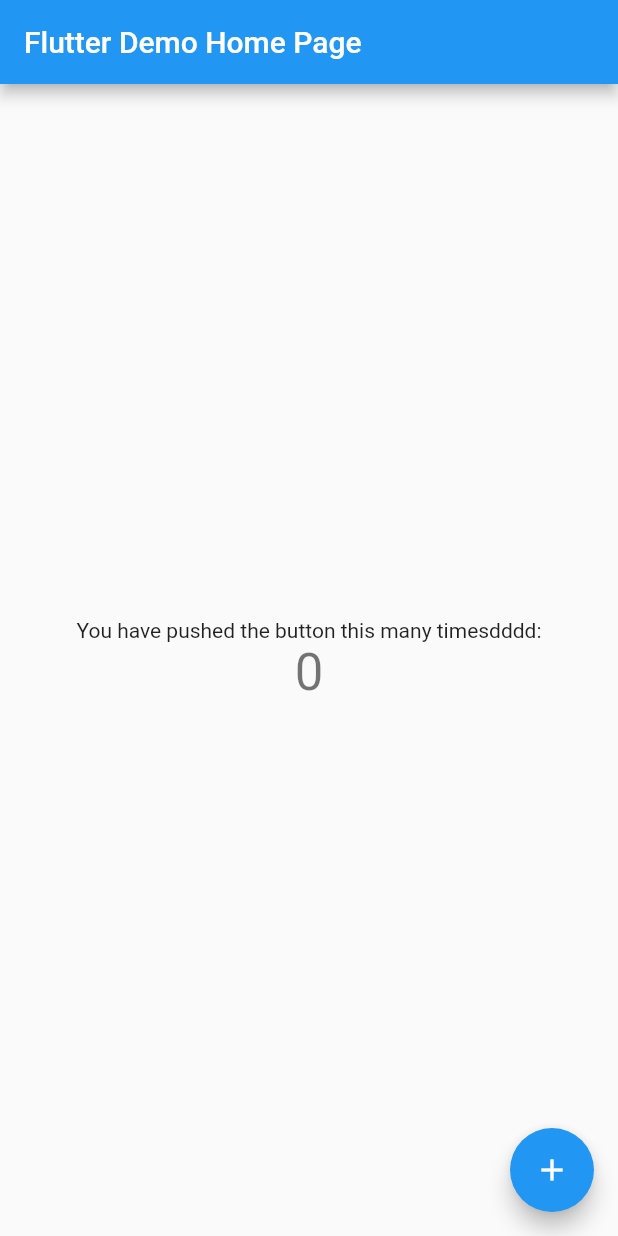
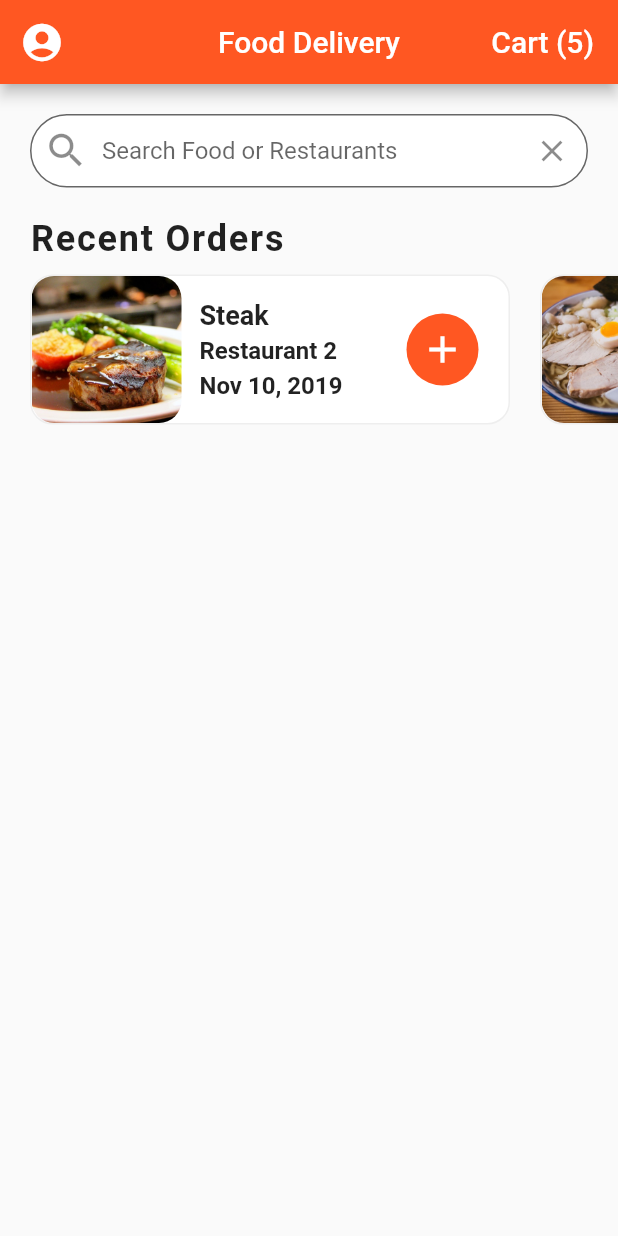
Before and after one commit to ELATTARIYassine/flutter-apps, a Flutter app: the screen it shows after launch, on a phone screen of 412 x 824 dp. Run offline on Flutter 3.47's test engine with Material 2 defaults, Android fonts, the phone set to English and light mode, and no system bars; project files that could hold a hidden picture were left out.

Commit message:
[food_delivery] feat: added appbar & search & recent orders

```diff
--- a/flood_delivery/lib/main.dart
+++ b/flood_delivery/lib/main.dart
@@ -1,4 +1,5 @@
 import 'package:flutter/material.dart';
+import 'package:fooddelivery/screens/home_screen.dart';
 
 void main() => runApp(MyApp());
 
@@ -7,105 +8,13 @@ class MyApp extends StatelessWidget {
   @override
   Widget build(BuildContext context) {
     return MaterialApp(
-      title: 'Flutter Demo1',
+      title: 'food delivery',
+      debugShowCheckedModeBanner: false,
       theme: ThemeData(
-        // This is the theme of your application.
-        //
-        // Try running your application with "flutter run". You'll see the
-        // application has a blue toolbar. Then, without quitting the app, try
-        // changing the primarySwatch below to Colors.green and then invoke
-        // "hot reload" (press "r" in the console where you ran "flutter run",
-        // or simply save your changes to "hot reload" in a Flutter IDE).
-        // Notice that the counter didn't reset back to zero; the application
-        // is not restarted.
-        primarySwatch: Colors.blue,
+        scaffoldBackgroundColor: Colors.grey[50],
+        primarySwatch: Colors.deepOrange,
       ),
-      home: MyHomePage(title: 'Flutter Demo Home Page'),
+      home: HomeScreen(),
     );
   }
 }
-
-class MyHomePage extends StatefulWidget {
-  MyHomePage({Key key, this.title}) : super(key: key);
-
-  // This widget is the home page of your application. It is stateful, meaning
-  // that it has a State object (defined below) that contains fields that affect
-  // how it looks.
-
-  // This class is the configuration for the state. It holds the values (in this
-  // case the title) provided by the parent (in this case the App widget) and
-  // used by the build method of the State. Fields in a Widget subclass are
-  // always marked "final".
-
-  final String title;
-
-  @override
-  _MyHomePageState createState() => _MyHomePageState();
-}
-
-class _MyHomePageState extends State<MyHomePage> {
-  int _counter = 0;
-
-  void _incrementCounter() {
-    setState(() {
-      // This call to setState tells the Flutter framework that something has
-      // changed in this State, which causes it to rerun the build method below
-      // so that the display can reflect the updated values. If we changed
-      // _counter without calling setState(), then the build method would not be
-      // called again, and so nothing would appear to happen.
-      _counter++;
-    });
-  }
-
-  @override
-  Widget build(BuildContext context) {
-    // This method is rerun every time setState is called, for instance as done
-    // by the _incrementCounter method above.
-    //
-    // The Flutter framework has been optimized to make rerunning build methods
-    // fast, so that you can just rebuild anything that needs updating rather
-    // than having to individually change instances of widgets.
-    return Scaffold(
-      appBar: AppBar(
-        // Here we take the value from the MyHomePage object that was created by
-        // the App.build method, and use it to set our appbar title.
-        title: Text(widget.title),
-      ),
-      body: Center(
-        // Center is a layout widget. It takes a single child and positions it
-        // in the middle of the parent.
-        child: Column(
-          // Column is also a layout widget. It takes a list of children and
-          // arranges them vertically. By default, it sizes itself to fit its
-          // children horizontally, and tries to be as tall as its parent.
-          //
-          // Invoke "debug painting" (press "p" in the console, choose the
-          // "Toggle Debug Paint" action from the Flutter Inspector in Android
-          // Studio, or the "Toggle Debug Paint" command in Visual Studio Code)
-          // to see the wireframe for each widget.
-          //
-          // Column has various properties to control how it sizes itself and
-          // how it positions its children. Here we use mainAxisAlignment to
-          // center the children vertically; the main axis here is the vertical
-          // axis because Columns are vertical (the cross axis would be
-          // horizontal).
-          mainAxisAlignment: MainAxisAlignment.center,
-          children: <Widget>[
-            Text(
-              'You have pushed the button this many timesdddd:',
-            ),
-            Text(
-              '$_counter',
-              style: Theme.of(context).textTheme.display1,
-            ),
-          ],
-        ),
-      ),
-      floatingActionButton: FloatingActionButton(
-        onPressed: _incrementCounter,
-        tooltip: 'Increment',
-        child: Icon(Icons.add),
-      ), // This trailing comma makes auto-formatting nicer for build methods.
-    );
-  }
-}
--- /dev/null
+++ b/flood_delivery/lib/screens/home_screen.dart
@@ -0,0 +1,58 @@
+import 'package:flutter/cupertino.dart';
+import 'package:flutter/material.dart';
+import 'package:fooddelivery/data/data.dart';
+import 'package:fooddelivery/widgets/recent_orders.dart';
+
+class HomeScreen extends StatefulWidget {
+  @override
+  _HomeScreenState createState() => _HomeScreenState();
+}
+
+class _HomeScreenState extends State<HomeScreen> {
+  @override
+  Widget build(BuildContext context) {
+    return Scaffold(
+      appBar: AppBar(
+        title: Text('Food Delivery'),
+        centerTitle: true,
+        leading: IconButton(
+          icon: Icon(Icons.account_circle),
+          iconSize: 30.0,
+          onPressed: (){},
+        ),
+        actions: <Widget>[
+          FlatButton(
+            child: Text('Cart (${currentUser.cart.length})',
+              style: TextStyle(
+                color: Colors.white,
+                fontSize: 20.0
+              ),),
+            onPressed: (){},
+          )
+        ],
+      ),
+      body: ListView(
+        children: <Widget>[
+          Padding(
+            padding: EdgeInsets.all(20.0),
+            child: TextField(
+              decoration: InputDecoration(
+                  contentPadding: EdgeInsets.symmetric(vertical: 15.0),
+                  fillColor: Colors.white,
+                  filled: true,
+                  border: OutlineInputBorder(
+                      borderRadius: BorderRadius.circular(30.0),
+                      borderSide: BorderSide(width: 0.8),
+                  ),
+                  hintText: 'Search Food or Restaurants',
+                  prefixIcon: Icon(Icons.search, size: 30.0,),
+                  suffixIcon: IconButton(icon: Icon(Icons.clear), onPressed: (){},),
+              ),
+            ),
+          ),
+          RecentOrders(),
+        ],
+      ),
+    );
+  }
+}
--- /dev/null
+++ b/flood_delivery/lib/widgets/recent_orders.dart
@@ -0,0 +1,122 @@
+import 'package:flutter/cupertino.dart';
+import 'package:flutter/material.dart';
+import 'package:fooddelivery/data/data.dart';
+import 'package:fooddelivery/models/order.dart';
+
+class RecentOrders extends StatelessWidget {
+  _buildRecentOrder(BuildContext context, Order order) {
+    return Container(
+      margin: EdgeInsets.all(10.0),
+      width: 320.0,
+      decoration: BoxDecoration(
+        color: Colors.white,
+        borderRadius: BorderRadius.circular(15.0),
+        border: Border.all(
+          width: 1.0,
+          color: Colors.grey[200],
+        ),
+      ),
+      child: Row(
+        mainAxisAlignment: MainAxisAlignment.spaceBetween,
+        children: <Widget>[
+          Expanded(
+            child: Row(
+              children: <Widget>[
+                ClipRRect(
+                    borderRadius: BorderRadius.circular(15.0),
+                    child: Image(
+                      image: AssetImage(order.food.imageUrl),
+                      width: 100.0,
+                      height: 100.0,
+                      fit: BoxFit.cover,
+                    )),
+                Expanded(
+                  child: Container(
+                    margin: EdgeInsets.all(12.0),
+                    child: Column(
+                      mainAxisAlignment: MainAxisAlignment.center,
+                      crossAxisAlignment: CrossAxisAlignment.start,
+                      children: <Widget>[
+                        Text(
+                          order.food.name,
+                          overflow: TextOverflow.ellipsis,
+                          style: TextStyle(
+                              fontSize: 18.0, fontWeight: FontWeight.bold),
+                        ),
+                        SizedBox(
+                          height: 4.0,
+                        ),
+                        Text(
+                          order.restaurant.name,
+                          overflow: TextOverflow.ellipsis,
+                          style: TextStyle(
+                              fontWeight: FontWeight.w600, fontSize: 16.0),
+                        ),
+                        SizedBox(
+                          height: 4.0,
+                        ),
+                        Text(
+                          order.date,
+                          overflow: TextOverflow.ellipsis,
+                          style: TextStyle(
+                              fontWeight: FontWeight.w600, fontSize: 16.0),
+                        ),
+                      ],
+                    ),
+                  ),
+                ),
+              ],
+            ),
+          ),
+          Container(
+            margin: EdgeInsets.only(right: 20.0),
+            width: 48.0,
+            decoration: BoxDecoration(
+              color: Theme.of(context).primaryColor,
+              borderRadius: BorderRadius.circular(30.0),
+            ),
+            child: IconButton(
+              icon: Icon(Icons.add),
+              iconSize: 30.0,
+              color: Colors.white,
+              onPressed: () {},
+            ),
+          ),
+        ],
+      ),
+    );
+  }
+
+  @override
+  Widget build(BuildContext context) {
+    return Column(
+      crossAxisAlignment: CrossAxisAlignment.start,
+      children: <Widget>[
+        Padding(
+          padding: EdgeInsets.symmetric(horizontal: 20.0),
+          child: Text(
+            'Recent Orders',
+            style: TextStyle(
+              fontSize: 24.0,
+              fontWeight: FontWeight.w600,
+              letterSpacing: 1.2,
+            ),
+          ),
+        ),
+        Container(
+          height: 120,
+          child: ListView.builder(
+            physics: BouncingScrollPhysics(),
+            padding: EdgeInsets.only(left: 10.0),
+            scrollDirection: Axis.horizontal,
+            itemCount: currentUser.orders.length,
+            itemBuilder: (BuildContext context, int index) {
+              Order order = currentUser.orders[index];
+              return _buildRecentOrder(context, order);
+            },
+          ),
+        ),
+      ],
+    );
+  }
+}
```
Also changed, not shown: flood_delivery/assets/images/burger.jpg (added), flood_delivery/assets/images/burrito.jpg (added), flood_delivery/assets/images/pancakes.jpg (added), flood_delivery/assets/images/pasta.jpg (added), flood_delivery/assets/images/pizza.jpg (added), flood_delivery/assets/images/ramen.jpg (added), flood_delivery/assets/images/restaurant0.jpg (added), flood_delivery/assets/images/restaurant1.jpg (added), flood_delivery/assets/images/restaurant2.jpg (added), flood_delivery/assets/images/restaurant3.jpg (added), flood_delivery/assets/images/restaurant4.jpg (added), flood_delivery/assets/images/salmon.jpg (added), flood_delivery/assets/images/steak.jpg (added).
